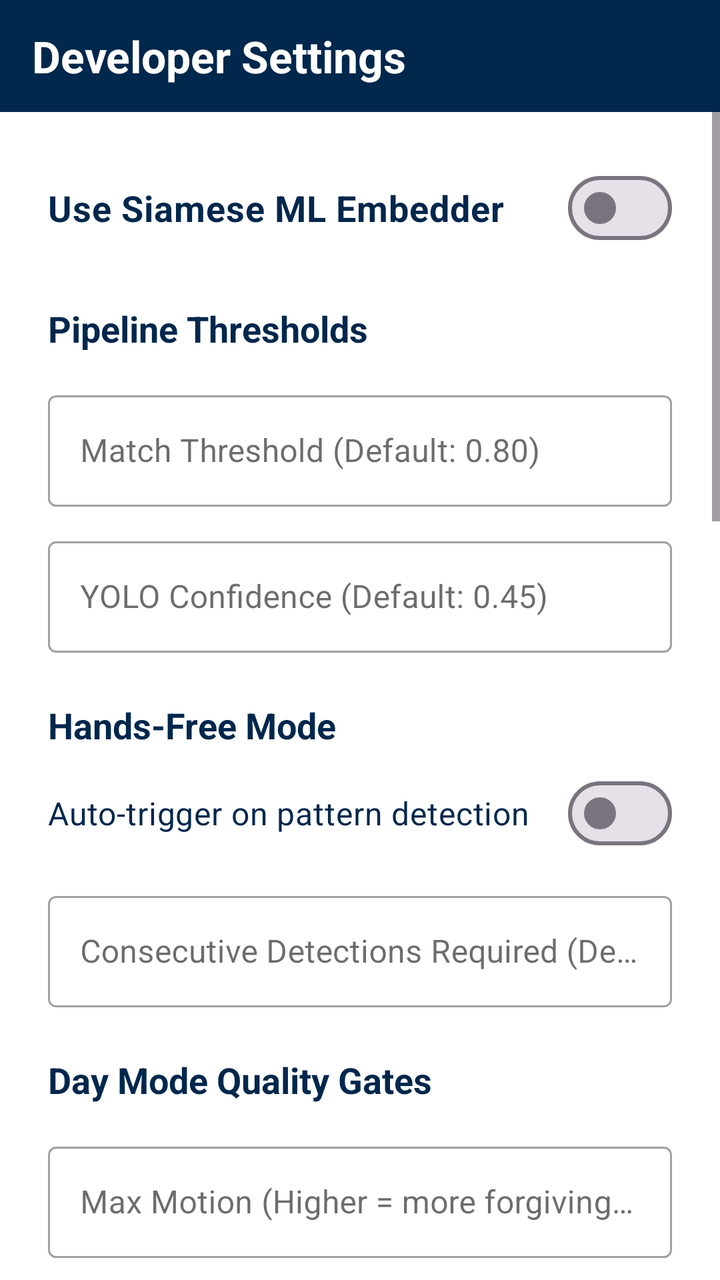
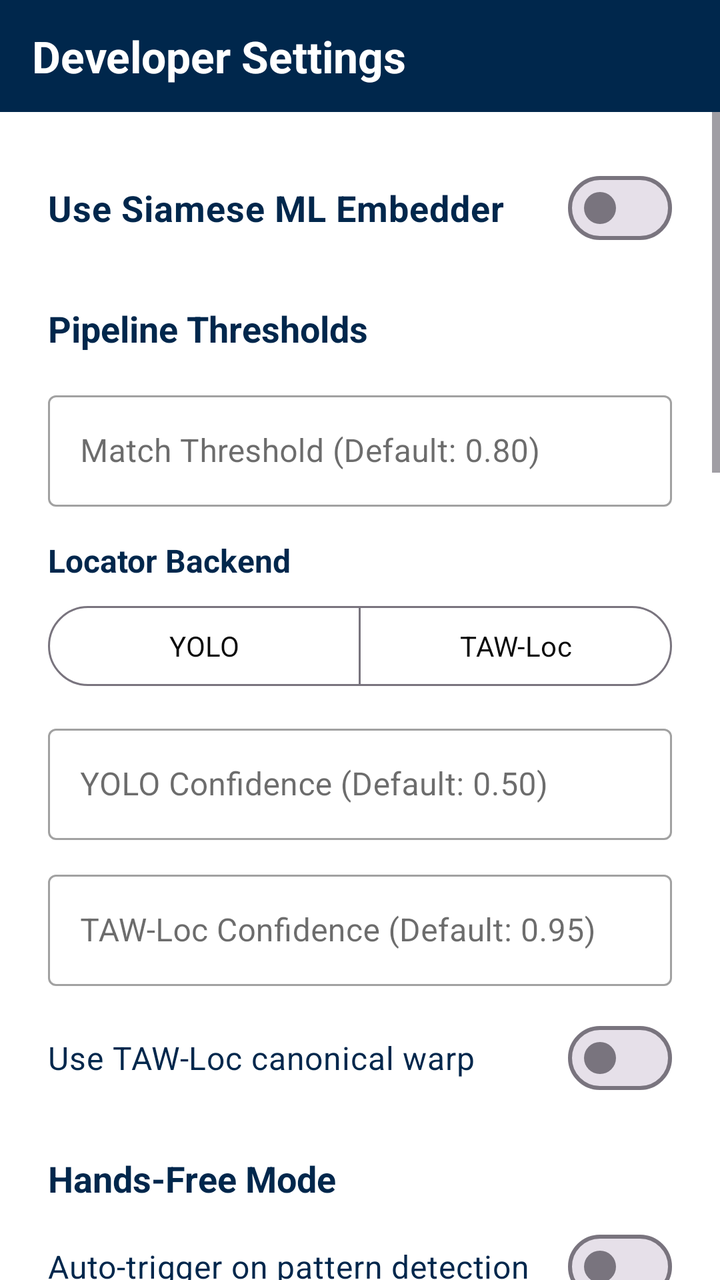

Two renders of the same Android screen: before a commit and after it. Below are the layout's source before the change and the commit's diff.
<!-- AndroidManifest.xml: application theme Theme.TapeWear -->
<!-- res/layout/activity_settings.xml -->
<?xml version="1.0" encoding="utf-8"?>
<LinearLayout xmlns:android="http://schemas.android.com/apk/res/android"
    xmlns:app="http://schemas.android.com/apk/res-auto"
    android:layout_width="match_parent"
    android:layout_height="match_parent"
    android:orientation="vertical"
    android:focusable="true"
    android:focusableInTouchMode="true"
    android:background="@color/tw_bg">

    <com.google.android.material.appbar.MaterialToolbar
        android:id="@+id/settingsToolbar"
        android:layout_width="match_parent"
        android:layout_height="56dp"
        android:background="@color/tw_primary"
        android:elevation="4dp"
        app:title="Developer Settings"
        app:titleTextColor="@color/tw_bg" />

    <ScrollView
        android:layout_width="match_parent"
        android:layout_height="match_parent"
        android:scrollbars="vertical">

        <LinearLayout
            android:layout_width="match_parent"
            android:layout_height="wrap_content"
            android:paddingStart="24dp"
            android:paddingEnd="24dp"
            android:paddingTop="24dp"
            android:paddingBottom="120dp"
            android:orientation="vertical"
            android:descendantFocusability="beforeDescendants"
            android:focusable="true"
            android:focusableInTouchMode="true">

            <com.google.android.material.materialswitch.MaterialSwitch
                android:id="@+id/switchUseML"
                android:layout_width="match_parent"
                android:layout_height="wrap_content"
                android:text="Use Siamese ML Embedder"
                android:textSize="18sp"
                android:textStyle="bold"
                android:textColor="@color/tw_primary"
                android:layout_marginBottom="24dp" />

            <TextView
                android:layout_width="wrap_content"
                android:layout_height="wrap_content"
                android:text="Pipeline Thresholds"
                android:textSize="18sp"
                android:textStyle="bold"
                android:textColor="@color/tw_primary"
                android:layout_marginBottom="16dp" />

            <com.google.android.material.textfield.TextInputLayout
                android:layout_width="match_parent"
                android:layout_height="wrap_content"
                android:hint="Match Threshold (Default: 0.80)"
                style="@style/Widget.MaterialComponents.TextInputLayout.OutlinedBox">
                <com.google.android.material.textfield.TextInputEditText
                    android:id="@+id/inputMatchThreshold"
                    android:layout_width="match_parent"
                    android:layout_height="wrap_content"
                    android:inputType="numberDecimal" />
            </com.google.android.material.textfield.TextInputLayout>

            <com.google.android.material.textfield.TextInputLayout
                android:layout_width="match_parent"
                android:layout_height="wrap_content"
                android:layout_marginTop="12dp"
                android:hint="YOLO Confidence (Default: 0.45)"
                style="@style/Widget.MaterialComponents.TextInputLayout.OutlinedBox">
                <com.google.android.material.textfield.TextInputEditText
                    android:id="@+id/inputYoloConf"
                    android:layout_width="match_parent"
                    android:layout_height="wrap_content"
                    android:inputType="numberDecimal" />
            </com.google.android.material.textfield.TextInputLayout>

            <TextView
                android:layout_width="wrap_content"
                android:layout_height="wrap_content"
                android:text="Hands-Free Mode"
                android:textSize="18sp"
                android:textStyle="bold"
                android:textColor="@color/tw_primary"
                android:layout_marginTop="24dp"
                android:layout_marginBottom="8dp" />

            <com.google.android.material.materialswitch.MaterialSwitch
                android:id="@+id/switchHandsFree"
                android:layout_width="match_parent"
                android:layout_height="wrap_content"
                android:text="Auto-trigger on pattern detection"
                android:textSize="16sp"
                android:textColor="@color/tw_primary"
                android:layout_marginBottom="12dp" />

            <com.google.android.material.textfield.TextInputLayout
                android:layout_width="match_parent"
                android:layout_height="wrap_content"
                android:hint="Consecutive Detections Required (Default: 3)"
                style="@style/Widget.MaterialComponents.TextInputLayout.OutlinedBox">
                <com.google.android.material.textfield.TextInputEditText
                    android:id="@+id/inputHandsFreeHits"
                    android:layout_width="match_parent"
                    android:layout_height="wrap_content"
                    android:inputType="number" />
            </com.google.android.material.textfield.TextInputLayout>

            <TextView
                android:layout_width="wrap_content"
                android:layout_height="wrap_content"
                android:text="Day Mode Quality Gates"
                android:textSize="18sp"
                android:textStyle="bold"
                android:textColor="@color/tw_primary"
                android:layout_marginTop="24dp"
                android:layout_marginBottom="16dp" />

            <com.google.android.material.textfield.TextInputLayout
                android:layout_width="match_parent"
                android:layout_height="wrap_content"
                android:hint="Max Motion (Higher = more forgiving, Default: 30.0)"
                style="@style/Widget.MaterialComponents.TextInputLayout.OutlinedBox">
                <com.google.android.material.textfield.TextInputEditText
                    android:id="@+id/inputDayMotionMax"
                    android:layout_width="match_parent"
                    android:layout_height="wrap_content"
                    android:inputType="numberDecimal" />
            </com.google.android.material.textfield.TextInputLayout>

            <com.google.android.material.textfield.TextInputLayout
                android:layout_width="match_parent"
                android:layout_height="wrap_content"
                android:layout_marginTop="12dp"
                android:hint="Min Blur (Lower = allows softer focus, Default: 10.0)"
                style="@style/Widget.MaterialComponents.TextInputLayout.OutlinedBox">
                <com.google.android.material.textfield.TextInputEditText
                    android:id="@+id/inputDayBlurMin"
                    android:layout_width="match_parent"
                    android:layout_height="wrap_content"
                    android:inputType="numberDecimal" />
            </com.google.android.material.textfield.TextInputLayout>

            <TextView
                android:layout_width="wrap_content"
                android:layout_height="wrap_content"
                android:text="Night Mode Quality Gates"
                android:textSize="18sp"
                android:textStyle="bold"
                android:textColor="@color/tw_primary"
                android:layout_marginTop="24dp"
                android:layout_marginBottom="16dp" />

            <com.google.android.material.textfield.TextInputLayout
                android:layout_width="match_parent"
                android:layout_height="wrap_content"
                android:hint="Max Motion (Higher = more forgiving, Default: 30.0)"
                style="@style/Widget.MaterialComponents.TextInputLayout.OutlinedBox">
                <com.google.android.material.textfield.TextInputEditText
                    android:id="@+id/inputNightMotionMax"
                    android:layout_width="match_parent"
                    android:layout_height="wrap_content"
                    android:inputType="numberDecimal" />
            </com.google.android.material.textfield.TextInputLayout>

            <com.google.android.material.textfield.TextInputLayout
                android:layout_width="match_parent"
                android:layout_height="wrap_content"
                android:layout_marginTop="12dp"
                android:hint="Min Blur (Lower = allows softer focus, Default: 10.0)"
                style="@style/Widget.MaterialComponents.TextInputLayout.OutlinedBox">
                <com.google.android.material.textfield.TextInputEditText
                    android:id="@+id/inputNightBlurMin"
                    android:layout_width="match_parent"
                    android:layout_height="wrap_content"
                    android:inputType="numberDecimal" />
            </com.google.android.material.textfield.TextInputLayout>

            <TextView
                android:layout_width="wrap_content"
                android:layout_height="wrap_content"
                android:text="Registration Capture"
                android:textSize="18sp"
                android:textStyle="bold"
                android:textColor="@color/tw_primary"
                android:layout_marginTop="24dp"
                android:layout_marginBottom="16dp" />

            <com.google.android.material.textfield.TextInputLayout
                android:layout_width="match_parent"
                android:layout_height="wrap_content"
                android:hint="Burst Duration (ms) (Default: 10000)"
                style="@style/Widget.MaterialComponents.TextInputLayout.OutlinedBox">
                <com.google.android.material.textfield.TextInputEditText
                    android:id="@+id/inputRegBurstMs"
                    android:layout_width="match_parent"
                    android:layout_height="wrap_content"
                    android:inputType="number" />
            </com.google.android.material.textfield.TextInputLayout>

            <com.google.android.material.textfield.TextInputLayout
                android:layout_width="match_parent"
                android:layout_height="wrap_content"
                android:layout_marginTop="12dp"
                android:hint="Target Good Frames (Default: 5)"
                style="@style/Widget.MaterialComponents.TextInputLayout.OutlinedBox">
                <com.google.android.material.textfield.TextInputEditText
                    android:id="@+id/inputRegFrames"
                    android:layout_width="match_parent"
                    android:layout_height="wrap_content"
                    android:inputType="number" />
            </com.google.android.material.textfield.TextInputLayout>

            
            <TextView
                android:layout_width="wrap_content"
                android:layout_height="wrap_content"
                android:text="Experiment Mode"
                android:textSize="18sp"
                android:textStyle="bold"
                android:textColor="@color/tw_primary"
                android:layout_marginTop="32dp"
                android:layout_marginBottom="16dp" />

            <TextView
                android:layout_width="match_parent"
                android:layout_height="wrap_content"
                android:text="Replaces standard registration and authentication with structured data collection flow for 30 users."
                android:textSize="14sp"
                android:textColor="@android:color/darker_gray"
                android:layout_marginBottom="12dp" />

            <com.google.android.material.materialswitch.MaterialSwitch
                android:id="@+id/switchExperimentMode"
                android:layout_width="match_parent"
                android:layout_height="wrap_content"
                android:text="Enable Experiment Mode"
                android:textSize="16sp"
                android:textStyle="bold"
                android:textColor="@color/tw_primary"
                android:layout_marginBottom="16dp" />

            <LinearLayout
                android:id="@+id/experimentActionsGroup"
                android:layout_width="match_parent"
                android:layout_height="wrap_content"
                android:orientation="vertical"
                android:visibility="gone">

                <com.google.android.material.materialswitch.MaterialSwitch
                    android:id="@+id/switchExperimentFlash"
                    android:layout_width="match_parent"
                    android:layout_height="wrap_content"
                    android:text="Use Flashlight During Dim Experiments"
                    android:textSize="16sp"
                    android:textColor="@color/tw_primary"
                    android:layout_marginBottom="12dp" />

                <com.google.android.material.textfield.TextInputLayout
                    android:layout_width="match_parent"
                    android:layout_height="wrap_content"
                    android:layout_marginTop="12dp"
                    android:hint="Operator ID"
                    style="@style/Widget.MaterialComponents.TextInputLayout.OutlinedBox">
                    <com.google.android.material.textfield.TextInputEditText
                        android:id="@+id/inputOperatorId"
                        android:layout_width="match_parent"
                        android:layout_height="wrap_content"
                        android:inputType="textNoSuggestions" />
                </com.google.android.material.textfield.TextInputLayout>

                <com.google.android.material.textfield.TextInputLayout
                    android:layout_width="match_parent"
                    android:layout_height="wrap_content"
                    android:layout_marginTop="12dp"
                    android:hint="Study Block"
                    style="@style/Widget.MaterialComponents.TextInputLayout.OutlinedBox">
                    <com.google.android.material.textfield.TextInputEditText
                        android:id="@+id/inputStudyBlock"
                        android:layout_width="match_parent"
                        android:layout_height="wrap_content"
                        android:inputType="textNoSuggestions" />
                </com.google.android.material.textfield.TextInputLayout>

                <Button
                    android:id="@+id/btnStartNewStudySession"
                    style="@style/Widget.MaterialComponents.Button.OutlinedButton"
                    android:layout_width="match_parent"
                    android:layout_height="wrap_content"
                    android:text="Start New Study Session"
                    android:layout_marginTop="12dp"
                    android:layout_marginBottom="8dp" />

                <TextView
                    android:id="@+id/textStudySummary"
                    android:layout_width="match_parent"
                    android:layout_height="wrap_content"
                    android:textColor="@android:color/darker_gray"
                    android:textSize="13sp"
                    android:layout_marginBottom="12dp"
                    android:fontFamily="monospace"
                    android:text="Study summary unavailable." />

                <Button
                    android:id="@+id/btnExportMetrics"
                    style="@style/Widget.MaterialComponents.Button.OutlinedButton"
                    android:layout_width="match_parent"
                    android:layout_height="wrap_content"
                    android:text="Export All Metrics (Zip &amp; Share)"
                    android:layout_marginBottom="8dp" />

                <Button
                    android:id="@+id/btnRunCrossAuth"
                    style="@style/Widget.MaterialComponents.Button.OutlinedButton"
                    android:layout_width="match_parent"
                    android:layout_height="wrap_content"
                    android:text="Compute PUF Similarity Matrix"
                    android:layout_marginBottom="8dp" />
            </LinearLayout>

            <TextView
                android:layout_width="wrap_content"
                android:layout_height="wrap_content"
                android:text="Embedding Transfer"
                android:textSize="18sp"
                android:textStyle="bold"
                android:textColor="@color/tw_primary"
                android:layout_marginTop="32dp"
                android:layout_marginBottom="8dp" />

            <TextView
                android:layout_width="match_parent"
                android:layout_height="wrap_content"
                android:text="Export enrolled pattern templates for offline analysis, or import an embedding archive into pattern slots for authentication."
                android:textSize="14sp"
                android:textColor="@android:color/darker_gray"
                android:layout_marginBottom="12dp" />

            <Button
                android:id="@+id/btnExportEmbeddings"
                style="@style/Widget.MaterialComponents.Button.OutlinedButton"
                android:layout_width="match_parent"
                android:layout_height="wrap_content"
                android:text="Export Embeddings (Zip &amp; Share)"
                android:layout_marginBottom="8dp" />

            <Button
                android:id="@+id/btnImportEmbeddings"
                style="@style/Widget.MaterialComponents.Button.OutlinedButton"
                android:layout_width="match_parent"
                android:layout_height="wrap_content"
                android:text="Import Embeddings to Slots"
                android:layout_marginBottom="8dp" />
            <LinearLayout
                android:id="@+id/settingsStatusRow"
                android:layout_width="match_parent"
                android:layout_height="wrap_content"
                android:layout_marginTop="16dp"
                android:gravity="center_vertical"
                android:orientation="horizontal"
                android:visibility="gone">

                <ProgressBar
                    android:id="@+id/settingsStatusSpinner"
                    style="?android:attr/progressBarStyleSmall"
                    android:layout_width="wrap_content"
                    android:layout_height="wrap_content"
                    android:layout_marginEnd="12dp"
                    android:indeterminate="true" />

                <TextView
                    android:id="@+id/textSettingsStatus"
                    android:layout_width="0dp"
                    android:layout_height="wrap_content"
                    android:layout_weight="1"
                    android:textColor="@android:color/darker_gray"
                    android:textSize="13sp"
                    android:text="Saving settings..." />
            </LinearLayout>

            <LinearLayout
                android:layout_width="match_parent"
                android:layout_height="wrap_content"
                android:orientation="horizontal"
                android:layout_marginTop="32dp"
                android:gravity="center_horizontal">

                <Button
                    android:id="@+id/btnResetSettings"
                    style="@style/Widget.MaterialComponents.Button.TextButton"
                    android:layout_width="0dp"
                    android:layout_height="48dp"
                    android:layout_weight="1"
                    android:text="Restore Defaults"
                    android:textColor="@android:color/darker_gray" />

                <Space
                    android:layout_width="16dp"
                    android:layout_height="wrap_content" />

                <Button
                    android:id="@+id/btnSaveSettings"
                    android:layout_width="0dp"
                    android:layout_height="48dp"
                    android:layout_weight="1"
                    android:text="Save &amp; Apply"
                    app:backgroundTint="@color/tw_accent"
                    android:textColor="@color/tw_primary"
                    android:textStyle="bold" />

            </LinearLayout>

        </LinearLayout>
    </ScrollView>

</LinearLayout>
<!-- resources referenced by this layout -->
<resources>
  <color name="tw_accent">#FFCB05</color>
  <color name="tw_bg">#FFFFFF</color>
  <color name="tw_primary">#00274C</color>
  <style name="Theme.TapeWear" parent="Theme.Material3.Light.NoActionBar">
          
          <item name="colorPrimary">@color/tw_primary</item>
          <item name="colorOnPrimary">@color/tw_bg</item>
          <item name="colorSecondary">@color/tw_accent</item>
          <item name="colorOnSecondary">@color/tw_primary</item>
  
          
          <item name="android:statusBarColor">@color/tw_primary</item>
          <item name="android:navigationBarColor">@color/tw_primary</item>
          <item name="colorSurface">@color/tw_bg</item>
          <item name="colorOnSurface">@color/tw_text_primary</item>
  
          <item name="android:fontFamily">sans-serif</item>
          <item name="fontFamily">sans-serif</item>
  
  
          
          <item name="materialButtonStyle">@style/TW.Button</item>
          <item name="textAppearanceBodyLarge">@style/TW.BodyLarge</item>
          <item name="textAppearanceTitleLarge">@style/TW.TitleLarge</item>
      </style>
  <color name="tw_text_primary">#0A0A0A</color>
  <style name="TW.Button" parent="Widget.Material3.Button">
          <item name="android:textAllCaps">false</item>
          <item name="backgroundTint">@color/tw_primary</item>
          <item name="android:textColor">@color/tw_bg</item>
          <item name="cornerRadius">16dp</item>
      </style>
  <style name="TW.BodyLarge" parent="TextAppearance.Material3.BodyLarge">
          <item name="android:textColor">@color/tw_text_primary</item>
      </style>
  <style name="TW.TitleLarge" parent="TextAppearance.Material3.TitleLarge">
          <item name="android:textStyle">bold</item>
          <item name="android:textColor">@color/tw_bg</item>
      </style>
</resources>

<!-- the commit's change to res/layout/activity_settings.xml (unified diff, before → after) -->
@@ -65,11 +65,45 @@
                     android:inputType="numberDecimal" />
             </com.google.android.material.textfield.TextInputLayout>
 
-            <com.google.android.material.textfield.TextInputLayout
-                android:layout_width="match_parent"
-                android:layout_height="wrap_content"
-                android:layout_marginTop="12dp"
-                android:hint="YOLO Confidence (Default: 0.45)"
+            <TextView
+                android:layout_width="wrap_content"
+                android:layout_height="wrap_content"
+                android:layout_marginTop="16dp"
+                android:text="Locator Backend"
+                android:textSize="16sp"
+                android:textStyle="bold"
+                android:textColor="@color/tw_primary" />
+
+            <com.google.android.material.button.MaterialButtonToggleGroup
+                android:id="@+id/toggleLocatorBackend"
+                android:layout_width="match_parent"
+                android:layout_height="wrap_content"
+                android:layout_marginTop="8dp"
+                app:singleSelection="true"
+                app:selectionRequired="true">
+
+                <com.google.android.material.button.MaterialButton
+                    android:id="@+id/btnLocatorYolo"
+                    style="?attr/materialButtonOutlinedStyle"
+                    android:layout_width="0dp"
+                    android:layout_height="wrap_content"
+                    android:layout_weight="1"
+                    android:text="YOLO" />
+
+                <com.google.android.material.button.MaterialButton
+                    android:id="@+id/btnLocatorTawLoc"
+                    style="?attr/materialButtonOutlinedStyle"
+                    android:layout_width="0dp"
+                    android:layout_height="wrap_content"
+                    android:layout_weight="1"
+                    android:text="TAW-Loc" />
+            </com.google.android.material.button.MaterialButtonToggleGroup>
+
+            <com.google.android.material.textfield.TextInputLayout
+                android:layout_width="match_parent"
+                android:layout_height="wrap_content"
+                android:layout_marginTop="12dp"
+                android:hint="YOLO Confidence (Default: 0.50)"
                 style="@style/Widget.MaterialComponents.TextInputLayout.OutlinedBox">
                 <com.google.android.material.textfield.TextInputEditText
                     android:id="@+id/inputYoloConf"
@@ -77,6 +111,28 @@
                     android:layout_height="wrap_content"
                     android:inputType="numberDecimal" />
             </com.google.android.material.textfield.TextInputLayout>
+
+            <com.google.android.material.textfield.TextInputLayout
+                android:layout_width="match_parent"
+                android:layout_height="wrap_content"
+                android:layout_marginTop="12dp"
+                android:hint="TAW-Loc Confidence (Default: 0.95)"
+                style="@style/Widget.MaterialComponents.TextInputLayout.OutlinedBox">
+                <com.google.android.material.textfield.TextInputEditText
+                    android:id="@+id/inputTawLocConf"
+                    android:layout_width="match_parent"
+                    android:layout_height="wrap_content"
+                    android:inputType="numberDecimal" />
+            </com.google.android.material.textfield.TextInputLayout>
+
+            <com.google.android.material.materialswitch.MaterialSwitch
+                android:id="@+id/switchTawLocWarp"
+                android:layout_width="match_parent"
+                android:layout_height="wrap_content"
+                android:layout_marginTop="12dp"
+                android:text="Use TAW-Loc canonical warp"
+                android:textSize="16sp"
+                android:textColor="@color/tw_primary" />
 
             <TextView
                 android:layout_width="wrap_content"
